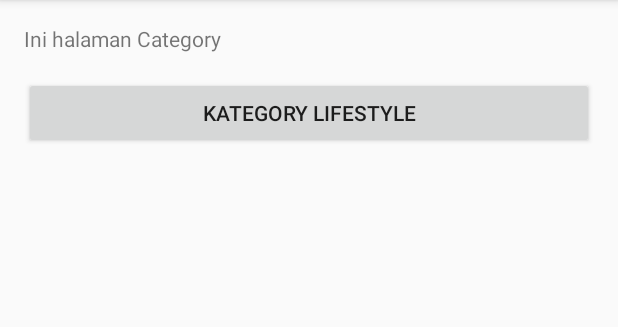
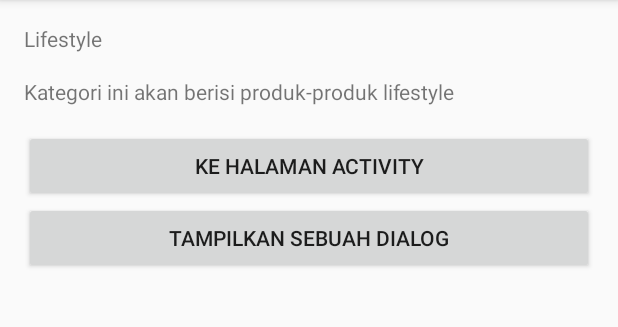
Before and after one commit to MashudiSudonym/BelajarAndroidKotlin-Fragment, an Android app: the fragment CategoryFragment placed in its activity, after a tap on "KATEGORY LIFESTYLE", on a phone screen of 412 x 824 dp, the part 84-411 px from its top. Run offline under Robolectric (Android 15) with nearby library versions, the phone set to English and light mode, and no system bars.

Commit message:
add new Detai Category Fragment

```diff
--- a/app/src/main/java/com/example/masrobot/myflexiblefragmentkotlin/CategoryFragment.kt
+++ b/app/src/main/java/com/example/masrobot/myflexiblefragmentkotlin/CategoryFragment.kt
@@ -6,10 +6,7 @@ import android.support.v4.app.Fragment
 import android.view.LayoutInflater
 import android.view.View
 import android.view.ViewGroup
-import android.widget.Button
-import android.widget.Toast
 import kotlinx.android.synthetic.main.fragment_category.view.*
-import kotlinx.android.synthetic.main.fragment_home.view.*
 
 
 /**
@@ -27,7 +24,19 @@ class CategoryFragment : Fragment(), View.OnClickListener {
 
     override fun onClick(v: View?) {
         if (v?.id == R.id.btn_detail_category) {
-            Toast.makeText(activity, "Testing", Toast.LENGTH_SHORT).show()
+            val mDetailCategoryFragment = DetailCategoryFragment()
+            val mBundle = Bundle()
+            mBundle.putString(mDetailCategoryFragment.EXTRA_NAME, "Lifestyle")
+            val description = "Kategori ini akan berisi produk-produk lifestyle"
+            mDetailCategoryFragment.arguments = mBundle
+            mDetailCategoryFragment.description = description
+
+            val mFragmentManager = fragmentManager
+            val mFragmentTransaction = mFragmentManager.beginTransaction()
+            mFragmentTransaction.replace(R.id.frame_container, mDetailCategoryFragment,
+                    DetailCategoryFragment::class.java.simpleName)
+            mFragmentTransaction.addToBackStack(null)
+            mFragmentTransaction.commit()
         }
     }
 
--- /dev/null
+++ b/app/src/main/java/com/example/masrobot/myflexiblefragmentkotlin/DetailCategoryFragment.kt
@@ -0,0 +1,53 @@
+package com.example.masrobot.myflexiblefragmentkotlin
+
+
+import android.os.Bundle
+import android.support.v4.app.Fragment
+import android.view.LayoutInflater
+import android.view.View
+import android.view.ViewGroup
+import kotlinx.android.synthetic.main.fragment_detail_category.view.*
+import android.widget.Toast
+
+
+
+
+/**
+ * A simple [Fragment] subclass.
+ */
+class DetailCategoryFragment : Fragment(), View.OnClickListener {
+
+    var EXTRA_NAME = "extra_name"
+
+    var description: String? = null
+
+    override fun onCreateView(inflater: LayoutInflater?, container: ViewGroup?,
+                              savedInstanceState: Bundle?): View? {
+        // Inflate the layout for this fragment
+        val view = inflater!!.inflate(R.layout.fragment_detail_category, container, false)
+
+        view.btn_profile?.setOnClickListener(this)
+        view.btn_show_dialog?.setOnClickListener(this)
+
+        return view
+    }
+
+    override fun onActivityCreated(savedInstanceState: Bundle?) {
+        super.onActivityCreated(savedInstanceState)
+        val categoryName = arguments.getString(EXTRA_NAME)
+        view?.tv_category_name?.setText(categoryName)
+        view?.tv_category_description?.setText(description)
+    }
+
+    override fun onClick(v: View?) {
+        when (v?.id) {
+            R.id.btn_profile -> {
+            }
+            R.id.btn_show_dialog -> {
+                val mOptionDialogFragment = OptionDialogFragment()
+                mOptionDialogFragment.onOptionDialogListener
+            }
+        }
+    }
+
+}// Required empty public constructor
--- a/app/src/main/java/com/example/masrobot/myflexiblefragmentkotlin/MainActivity.kt
+++ b/app/src/main/java/com/example/masrobot/myflexiblefragmentkotlin/MainActivity.kt
@@ -1,7 +1,7 @@
 package com.example.masrobot.myflexiblefragmentkotlin
 
+import android.os.Bundle
 import android.support.v7.app.AppCompatActivity
-import android.os.Bundle
 import android.util.Log
 
 class MainActivity : AppCompatActivity() {
--- /dev/null
+++ b/app/src/main/res/layout/fragment_detail_category.xml
@@ -0,0 +1,32 @@
+<LinearLayout xmlns:android="http://schemas.android.com/apk/res/android"
+    xmlns:tools="http://schemas.android.com/tools"
+    android:layout_width="match_parent"
+    android:layout_height="match_parent"
+    android:padding="@dimen/activity_padding"
+    android:orientation="vertical"
+    tools:context="com.example.masrobot.myflexiblefragmentkotlin.DetailCategoryFragment">
+
+    <TextView
+        android:id="@+id/tv_category_name"
+        android:layout_width="match_parent"
+        android:layout_height="wrap_content"
+        android:text="@string/category_name"
+        android:layout_marginBottom="@dimen/activity_horizontal_margin" />
+    <TextView
+        android:id="@+id/tv_category_description"
+        android:layout_width="match_parent"
+        android:layout_height="wrap_content"
+        android:text="@string/category_description"
+        android:layout_marginBottom="@dimen/activity_horizontal_margin" />
+    <Button
+        android:id="@+id/btn_profile"
+        android:layout_width="match_parent"
+        android:layout_height="wrap_content"
+        android:text="@string/ke_halaman_activity" />
+    <Button
+        android:id="@+id/btn_show_dialog"
+        android:layout_width="match_parent"
+        android:layout_height="wrap_content"
+        android:text="@string/tampilkan_sebuah_dialog" />
+
+</LinearLayout>
--- a/app/src/main/res/values/dimens.xml
+++ b/app/src/main/res/values/dimens.xml
@@ -3,4 +3,5 @@
     <dimen name="activity_horizontal_margin">16dp</dimen>
     <dimen name="activity_vertical_margin">16dp</dimen>
     <dimen name="activity_padding">16dp</dimen>
+    <dimen name="marginRight">4dp</dimen>
 </resources>
--- a/app/src/main/res/values/strings.xml
+++ b/app/src/main/res/values/strings.xml
@@ -7,4 +7,14 @@
     <string name="ke_halaman_category">Ke Halaman Category</string>
     <string name="ini_halaman_category">Ini halaman Category</string>
     <string name="kategory_lifestyle">Kategory Lifestyle</string>
+    <string name="category_name">Category Name</string>
+    <string name="category_description">Category Description</string>
+    <string name="ke_halaman_activity">Ke Halaman Activity</string>
+    <string name="tampilkan_sebuah_dialog">Tampilkan sebuah dialog</string>
+    <string name="sir_alex_ferguesion">Sir Alex Ferguesion</string>
+    <string name="louis_van_gaal">Louis Van Gaal</string>
+    <string name="david_moyes">David Moyes</string>
+    <string name="jose_mourinho">Jose Mourinho</string>
+    <string name="tutup">Tutup</string>
+    <string name="pilih">Pilih</string>
 </resources>
```
Also changed, not shown: app/src/main/java/com/example/masrobot/myflexiblefragmentkotlin/OptionDialogFragment.kt (added, +60 -0 lines), app/src/main/res/layout/fragment_option_dialog.xml (added, +68 -0 lines), 2 other files.
